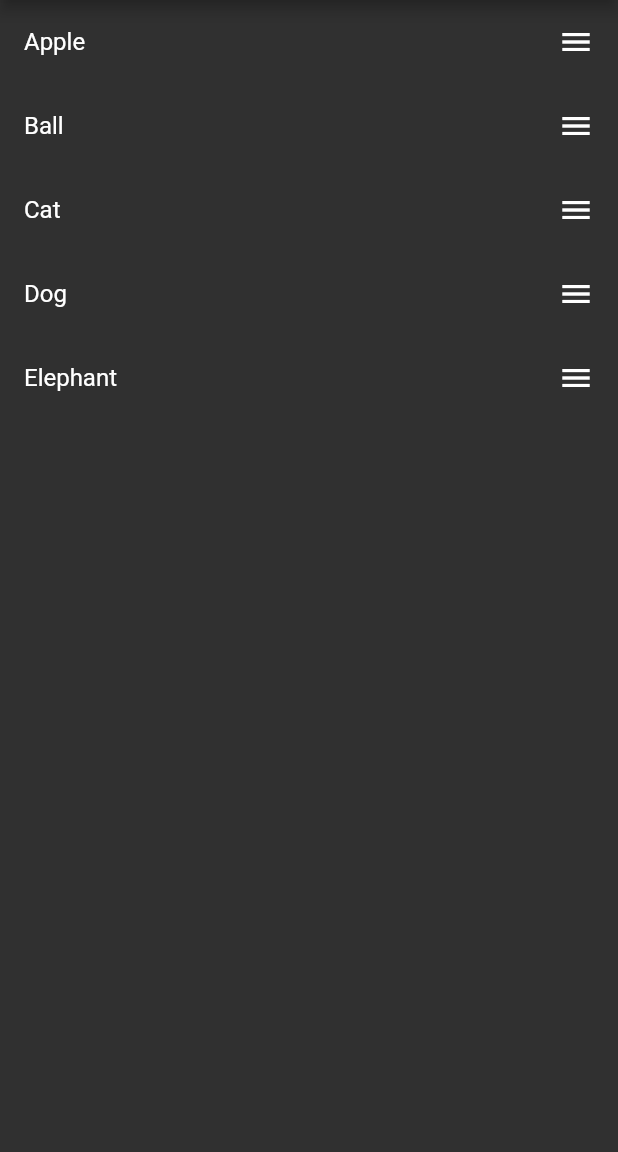
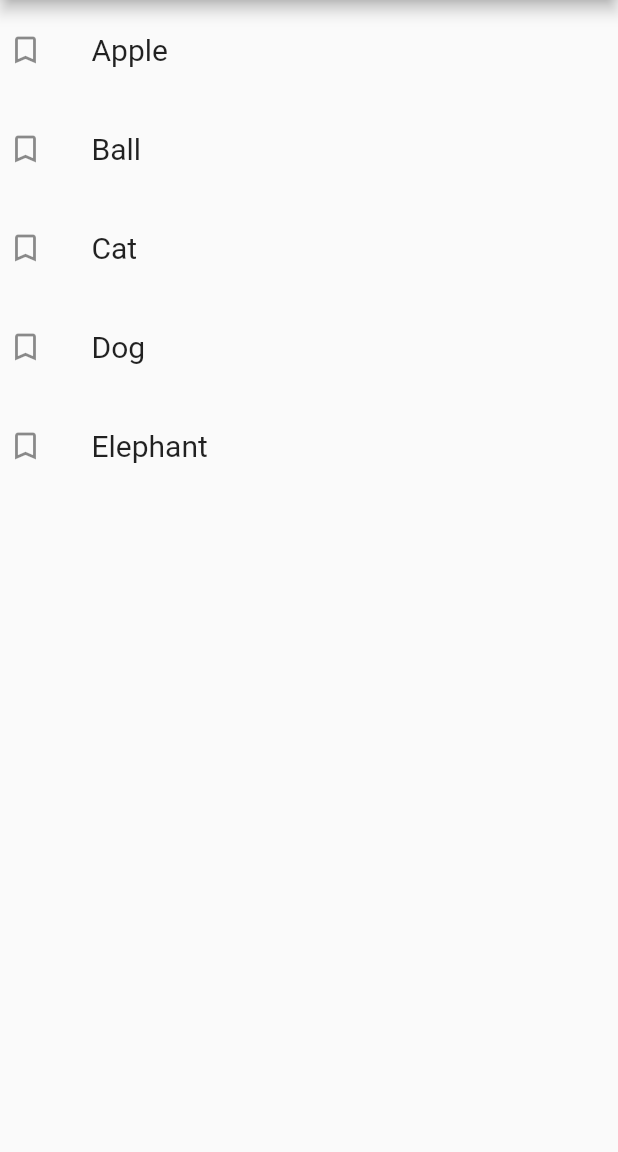
Before and after one commit to nimanthaF/todoList-app, a Flutter app: the screen it shows after launch, on a phone screen of 412 x 824 dp, the part 84-1236 px from its top. Run offline on Flutter 3.47's test engine with Material 2 defaults, Android fonts, the phone set to English and light mode, and no system bars.

Commit message:
after adding the checkbox

```diff
--- a/todo_list/lib/home.dart
+++ b/todo_list/lib/home.dart
@@ -9,9 +9,7 @@ class App extends StatefulWidget {
 class _AppState extends State<App> {
 
   List<String> _list = ["Apple", "Ball", "Cat", "Dog", "Elephant"];
-
-
-
+  bool isFavorite = false;
 
   @override
   Widget build(BuildContext context) {
@@ -28,7 +26,22 @@ class _AppState extends State<App> {
         ),
       ),
       body: ReorderableListView(
-  children: _list.map((item) => ListTile(key: Key("$item"), title: Text("$item"), trailing: Icon(Icons.menu),)).toList(),
+  children: _list.map((item) => ListTile(
+    key: Key("$item"),
+    title: Text("$item",style: TextStyle(fontSize: 20.0),),
+    contentPadding: EdgeInsets.all(5),
+
+    leading: InkWell(
+            onTap: () {
+              isFavorite = !isFavorite;
+              setState(() {
+              });
+            },
+            child: isFavorite ? Icon(
+              Icons.bookmark,
+              color: Colors.black,
+            ): Icon(Icons.bookmark_border)),
+    )).toList(),
       onReorder: (int start, int current) {
         // dragging from top to bottom
         if (start < current) {
--- a/todo_list/lib/main.dart
+++ b/todo_list/lib/main.dart
@@ -10,7 +10,7 @@ class MyApp extends StatelessWidget {
   Widget build(BuildContext context) {
     return MaterialApp(
       title: 'Flutter Demo',
-      theme: ThemeData.dark(),
+      theme: ThemeData.light(),
       home: App(),
     );
   }
```
